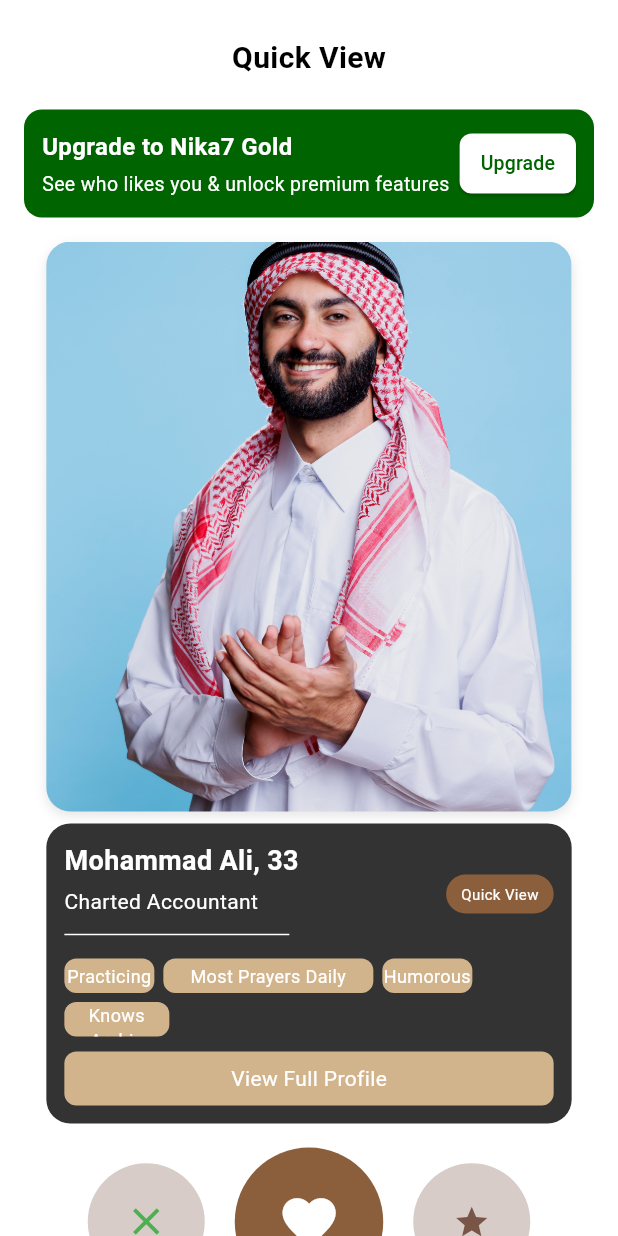
After one commit to Aroojsarfraz90/New-Nikkah-App, a Flutter app: the QuickViewScreen screen opened by its route, on a phone screen of 412 x 824 dp. The commit adds this screen. Run offline on Flutter 3.47's test engine with Material 3 defaults, Android fonts, the phone set to English and light mode, and no system bars; Roboto replaces fonts that are missing (Poppins).

Commit message:
Added new screen and updated navigation

```diff
--- a/lib/main.dart
+++ b/lib/main.dart
@@ -25,6 +25,7 @@ import '/screens/interestpersonalitypage_screen.dart';
 import '/screens/nika7home_screen.dart';
 import '/screens/membership_screen.dart';
 import '/screens/discovermatch_screen.dart';
+import '/screens/quick_view.dart';
 
 void main() {
   runApp(const NikkahPlus3App());
@@ -70,6 +71,7 @@ class NikkahPlus3App extends StatelessWidget {
         '/home_screen': (context) => Nika7HomeScreen(),
         '/membership_screen': (context) => MembershipScreen(),
         '/discovermatch_screen': (context) => DiscoverMatchApp(),
+        '/quick_view': (context) => QuickViewScreen(),
       },
     );
   }
--- a/lib/screens/discovermatch_screen.dart
+++ b/lib/screens/discovermatch_screen.dart
@@ -601,6 +601,7 @@
 //   }
 // }
 import 'package:flutter/material.dart';
+import 'package:nikkah_plus3/screens/quick_view.dart';
 
 void main() {
   runApp(const DiscoverMatchApp());
@@ -788,14 +789,49 @@ class DiscoverMatchApp extends StatelessWidget {
                             ),
 
                             // Quick View Button
-                            Container(
+                            //                     Container(
+                            //                       width: 70,
+                            //                       height: 23,
+                            //                       decoration: BoxDecoration(
+                            //                         color: const Color(0xFFB39C80),
+                            //                         borderRadius: BorderRadius.circular(16),
+                            //                       ),
+                            //                       InkWell(
+                            // onTap: () {
+                            //   Navigator.pushReplacement(
+                            //     context,
+                            //     MaterialPageRoute(builder: (context) => FirstScreen()),
+                            //   );
+                            //                       alignment: Alignment.center,
+                            //                       child: const Text(
+                            //                         "Quick View",
+                            //                         style: TextStyle(
+                            //                           fontFamily: 'ArticulatCF',
+                            //                           fontWeight: FontWeight.w400,
+                            //                           fontSize: 12,
+                            //                           height: 20 / 12,
+                            //                           color: Colors.white,
+                            //                         ),
+                            //                       ),
+                            //                     ),
+                            //
+                            InkWell(
+                              onTap: () {
+                                Navigator.pushReplacement(
+                                  context,
+                                  MaterialPageRoute(
+                                    builder: (context) => QuickViewScreen(),
+                                  ),
+                                );
+                              },
+                              child: Container(
                                 width: 70,
                                 height: 23,
+                                alignment: Alignment.center,
                                 decoration: BoxDecoration(
                                   color: const Color(0xFFB39C80),
                                   borderRadius: BorderRadius.circular(16),
                                 ),
-                              alignment: Alignment.center,
                                 child: const Text(
                                   "Quick View",
                                   style: TextStyle(
@@ -804,6 +840,7 @@ class DiscoverMatchApp extends StatelessWidget {
                                     fontSize: 12,
                                     height: 20 / 12,
                                     color: Colors.white,
+                                  ),
                                 ),
                               ),
                             ),
--- /dev/null
+++ b/lib/screens/quick_view.dart
@@ -0,0 +1,350 @@
+import 'package:flutter/material.dart';
+
+class QuickViewScreen extends StatelessWidget {
+  const QuickViewScreen({super.key});
+
+  @override
+  Widget build(BuildContext context) {
+    return Scaffold(
+      backgroundColor: Colors.white,
+      body: SingleChildScrollView(
+        child: Padding(
+          padding: const EdgeInsets.symmetric(vertical: 12),
+          child: Column(
+            children: [
+              // Header
+              Padding(
+                padding: const EdgeInsets.symmetric(vertical: 12),
+                child: Text(
+                  "Quick View",
+                  style: const TextStyle(
+                    fontSize: 20,
+                    fontWeight: FontWeight.bold,
+                    color: Colors.black,
+                  ),
+                ),
+              ),
+
+              // Upgrade Card
+              Padding(
+                padding: const EdgeInsets.symmetric(
+                  horizontal: 16,
+                  vertical: 8,
+                ),
+                child: Container(
+                  decoration: BoxDecoration(
+                    color: const Color(0xFF006400),
+                    borderRadius: BorderRadius.circular(12),
+                  ),
+                  padding: const EdgeInsets.all(12),
+                  child: Row(
+                    children: [
+                      Expanded(
+                        child: Column(
+                          crossAxisAlignment: CrossAxisAlignment.start,
+                          children: const [
+                            Text(
+                              "Upgrade to Nika7 Gold",
+                              style: TextStyle(
+                                color: Colors.white,
+                                fontSize: 16,
+                                fontWeight: FontWeight.bold,
+                              ),
+                            ),
+                            SizedBox(height: 4),
+                            Text(
+                              "See who likes you & unlock premium features",
+                              style: TextStyle(
+                                color: Colors.white,
+                                fontSize: 13,
+                              ),
+                            ),
+                          ],
+                        ),
+                      ),
+                      ElevatedButton(
+                        style: ElevatedButton.styleFrom(
+                          backgroundColor: Colors.white,
+                          shape: RoundedRectangleBorder(
+                            borderRadius: BorderRadius.circular(8),
+                          ),
+                          padding: const EdgeInsets.symmetric(
+                            horizontal: 14,
+                            vertical: 8,
+                          ),
+                        ),
+                        onPressed: () {},
+                        child: const Text(
+                          "Upgrade",
+                          style: TextStyle(
+                            color: Color(0xFF006400),
+                            fontSize: 13,
+                            fontWeight: FontWeight.w500,
+                          ),
+                        ),
+                      ),
+                    ],
+                  ),
+                ),
+              ),
+
+              // Profile Image
+              Padding(
+                padding: const EdgeInsets.symmetric(
+                  horizontal: 16,
+                  vertical: 8,
+                ),
+                child: Column(
+                  children: [
+                    Container(
+                      height: 380,
+                      width: MediaQuery.of(context).size.width * 0.85,
+                      decoration: BoxDecoration(
+                        borderRadius: BorderRadius.circular(16),
+                        boxShadow: [
+                          BoxShadow(
+                            color: Colors.black.withOpacity(0.1),
+                            blurRadius: 6,
+                            offset: const Offset(0, 3),
+                          ),
+                        ],
+                      ),
+                      child: ClipRRect(
+                        borderRadius: BorderRadius.circular(16),
+                        child: Image.asset(
+                          "assets/images/1stphoto.png",
+                          fit: BoxFit.cover,
+                        ),
+                      ),
+                    ),
+
+                    const SizedBox(height: 8),
+
+                    // Black info area
+                    Container(
+                      width: MediaQuery.of(context).size.width * 0.85,
+                      padding: const EdgeInsets.all(12),
+                      decoration: BoxDecoration(
+                        color: Colors.black.withOpacity(0.8),
+                        borderRadius: BorderRadius.circular(16),
+                      ),
+                      child: Column(
+                        crossAxisAlignment: CrossAxisAlignment.start,
+                        children: [
+                          Row(
+                            mainAxisAlignment: MainAxisAlignment.spaceBetween,
+                            children: [
+                              Column(
+                                crossAxisAlignment: CrossAxisAlignment.start,
+                                children: const [
+                                  Text(
+                                    "Mohammad Ali, 33",
+                                    style: TextStyle(
+                                      color: Colors.white,
+                                      fontWeight: FontWeight.bold,
+                                      fontSize: 18,
+                                    ),
+                                  ),
+                                  SizedBox(height: 4),
+                                  Text(
+                                    "Charted Accountant",
+                                    style: TextStyle(
+                                      color: Colors.white,
+                                      fontSize: 14,
+                                    ),
+                                  ),
+                                  SizedBox(height: 4),
+                                  SizedBox(
+                                    width: 150,
+                                    child: Divider(
+                                      color: Colors.white,
+                                      thickness: 1,
+                                    ),
+                                  ),
+                                ],
+                              ),
+                              Container(
+                                padding: const EdgeInsets.symmetric(
+                                  horizontal: 10,
+                                  vertical: 6,
+                                ),
+                                decoration: BoxDecoration(
+                                  color: const Color(0xFF8B5E3C),
+                                  borderRadius: BorderRadius.circular(20),
+                                ),
+                                child: const Text(
+                                  "Quick View",
+                                  style: TextStyle(
+                                    color: Colors.white,
+                                    fontSize: 10,
+                                  ),
+                                ),
+                              ),
+                            ],
+                          ),
+                          const SizedBox(height: 8),
+
+                          // Four small buttons (slightly smaller)
+                          Wrap(
+                            spacing: 6,
+                            runSpacing: 6,
+                            children: [
+                              _smallButton(
+                                text: "Practicing",
+                                width: 60,
+                                height: 23,
+                                bgColor: const Color(0xFFD2B48C),
+                              ),
+                              _smallButton(
+                                text: "Most Prayers Daily",
+                                width: 140,
+                                height: 23,
+                                bgColor: const Color(0xFFD2B48C),
+                              ),
+                              _smallButton(
+                                text: "Humorous",
+                                width: 60,
+                                height: 23,
+                                bgColor: const Color(0xFFD2B48C),
+                              ),
+                              _smallButton(
+                                text: "Knows Arabic",
+                                width: 70,
+                                height: 23,
+                                bgColor: const Color(0xFFD2B48C),
+                              ),
+                            ],
+                          ),
+
+                          const SizedBox(height: 10),
+                          _largeButton(text: "View Full Profile"),
+                        ],
+                      ),
+                    ),
+
+                    const SizedBox(height: 16),
+
+                    // Three icons row
+                    SizedBox(
+                      width: 295,
+                      height: 99,
+                      child: Row(
+                        mainAxisAlignment: MainAxisAlignment.spaceBetween,
+                        children: [
+                          _customCircleIcon(
+                            bgSize: 78,
+                            iconSize: 30,
+                            icon: Icons.close,
+                            bgColor: Colors.brown.shade100,
+                            iconColor: Colors.green,
+                          ),
+                          _customCircleIcon(
+                            bgSize: 99,
+                            iconSize: 42.5,
+                            icon: Icons.favorite,
+                            bgColor: const Color(0xFF8B5E3C),
+                            iconColor: Colors.white,
+                          ),
+                          _customCircleIcon(
+                            bgSize: 78,
+                            iconSize: 25,
+                            icon: Icons.star,
+                            bgColor: Colors.brown.shade100,
+                            iconColor: Colors.brown,
+                          ),
+                        ],
+                      ),
+                    ),
+                  ],
+                ),
+              ),
+
+              const SizedBox(height: 20),
+
+              // Bottom Navigation Bar
+              Container(
+                height: 80,
+                decoration: BoxDecoration(
+                  color: const Color(0xFF8B5E3C),
+                  borderRadius: BorderRadius.circular(20),
+                ),
+                padding: const EdgeInsets.symmetric(
+                  vertical: 12,
+                  horizontal: 20,
+                ),
+                child: Row(
+                  mainAxisAlignment: MainAxisAlignment.spaceAround,
+                  children: const [
+                    Icon(Icons.phone, color: Colors.white, size: 26),
+                    Icon(
+                      Icons.chat_bubble_outline,
+                      color: Colors.white,
+                      size: 26,
+                    ),
+                    Icon(Icons.person_outline, color: Colors.white, size: 26),
+                    Icon(Icons.share, color: Colors.white, size: 26),
+                  ],
+                ),
+              ),
+            ],
+          ),
+        ),
+      ),
+    );
+  }
+
+  Widget _customCircleIcon({
+    required double bgSize,
+    required double iconSize,
+    required IconData icon,
+    required Color bgColor,
+    required Color iconColor,
+  }) {
+    return Container(
+      width: bgSize,
+      height: bgSize,
+      decoration: BoxDecoration(color: bgColor, shape: BoxShape.circle),
+      child: Center(
+        child: Icon(icon, color: iconColor, size: iconSize),
+      ),
+    );
+  }
+
+  Widget _smallButton({
+    required String text,
+    required double width,
+    required double height,
+    Color bgColor = const Color(0xFFD2B48C),
+  }) {
+    return Container(
+      width: width,
+      height: height,
+      decoration: BoxDecoration(
+        color: bgColor,
+        borderRadius: BorderRadius.circular(8),
+      ),
+      alignment: Alignment.center,
+      child: Text(
+        text,
+        style: const TextStyle(color: Colors.white, fontSize: 12),
+        textAlign: TextAlign.center,
+      ),
+    );
+  }
+
+  Widget _largeButton({required String text}) {
+    return Container(
+      width: double.infinity,
+      height: 36,
+      decoration: BoxDecoration(
+        color: const Color(0xFFD2B48C),
+        borderRadius: BorderRadius.circular(8),
+      ),
+      alignment: Alignment.center,
+      child: Text(
+        text,
+        style: const TextStyle(color: Colors.white, fontSize: 14),
+      ),
+    );
+  }
+}
--- a/pubspec.yaml
+++ b/pubspec.yaml
@@ -96,6 +96,7 @@ flutter:
     - assets/images/secondicon.png
     - assets/images/thirdicon.png
     - assets/images/fourthicon.png
+    - assets/images/1stphoto.png
 
 
 
```
Lines whose indentation alone changed are shown as unchanged.
